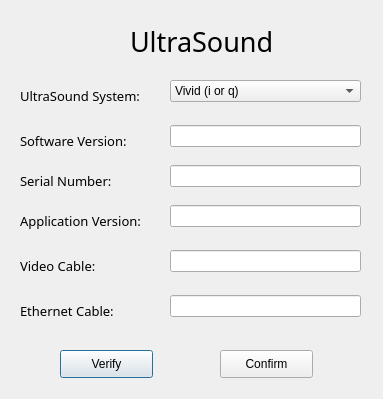
Above: Code/Forms/ultrasound_dialog.ui from EranYonai/Auto-Baseline before the change. Below: the same form after it.
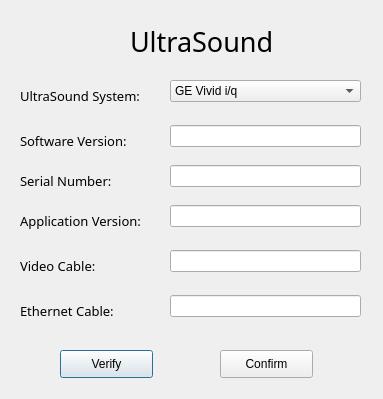
That is the form after the change.

Patch:
```diff
--- a/Code/Forms/ultrasound_dialog.ui
+++ b/Code/Forms/ultrasound_dialog.ui
@@ -233,7 +233,7 @@
    </property>
    <item>
     <property name="text">
-     <string>Vivid (i or q)</string>
+     <string>GE Vivid i/q</string>
     </property>
    </item>
    <item>
```
Left out of the diff: 4 changed lines with no effect on the pictures.
